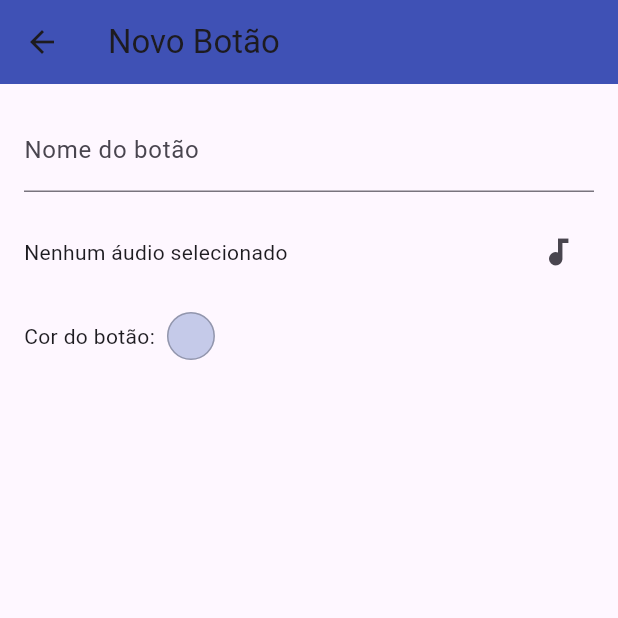
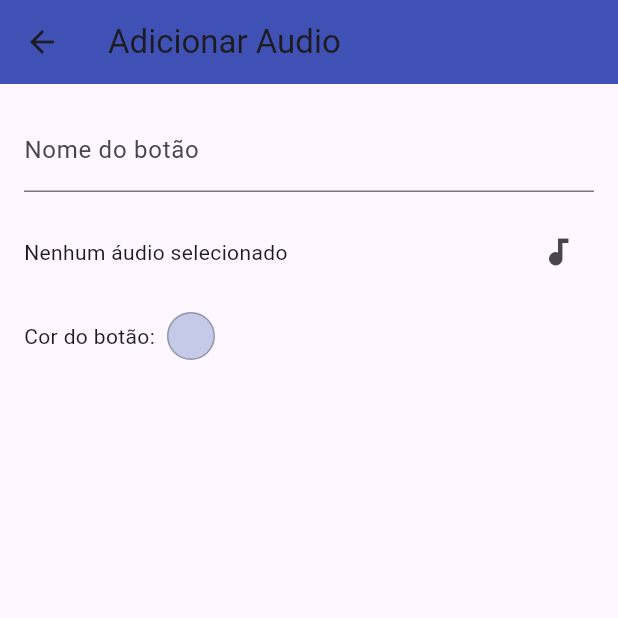
Before and after one commit to davi-cizerca/soundpad-sqlite, a Flutter app: the TelaCadastroSoundButton screen opened directly, on a phone screen of 412 x 824 dp, the top half of it. Run offline on Flutter 3.47's test engine with Material 3 defaults, Android fonts, the phone set to English and light mode, and no system bars; our stand-ins replace audioplayers, file_picker, sqflite, sqflite_common_ffi; accounts and stored records are empty.

Commit message:
Update tela_cadastro_sound_button.dart

```diff
--- a/lib/tela_cadastro_sound_button.dart
+++ b/lib/tela_cadastro_sound_button.dart
@@ -76,7 +76,7 @@ class _TelaCadastroSoundButtonState extends State<TelaCadastroSoundButton> {
   Widget build(BuildContext context) {
     return Scaffold(
       appBar: AppBar(
-        title: Text(widget.button == null ? 'Novo Botão' : 'Editar Botão'),
+        title: Text(widget.button == null ? 'Adicionar Audio' : 'Editar audio'),
         backgroundColor: Colors.indigo,
       ),
       body: Padding(
```
